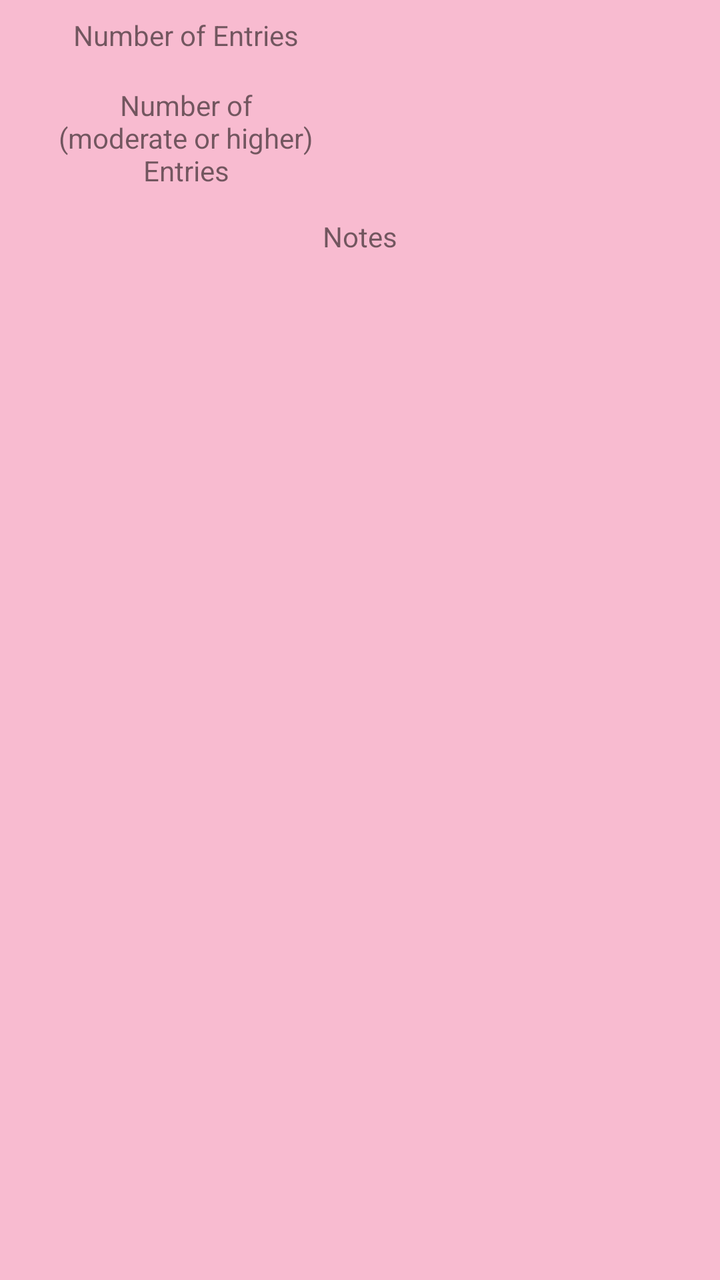
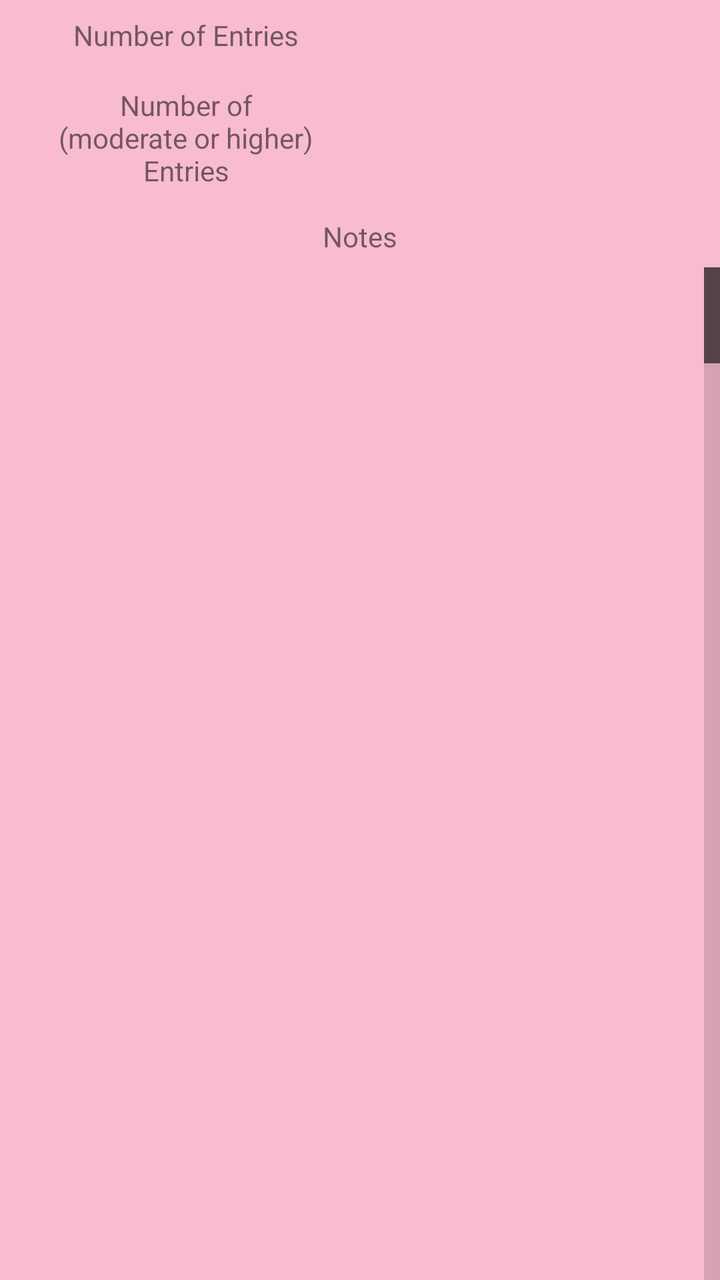

Compare the two renders of this Android layout. The source of the first and the diff that turns it into the second are given below.
<!-- AndroidManifest.xml: application theme MyMaterialTheme -->
<!-- res/layout/content_field_information.xml -->
<?xml version="1.0" encoding="utf-8"?>
<RelativeLayout
    xmlns:android="http://schemas.android.com/apk/res/android"
    xmlns:android.support.v7.cardview="http://schemas.android.com/apk/res-auto"
    xmlns:tools="http://schemas.android.com/tools"
    xmlns:app="http://schemas.android.com/apk/res-auto"
    android:layout_width="match_parent"
    android:layout_height="match_parent"
    app:layout_behavior="@string/appbar_scrolling_view_behavior"
    tools:showIn="@layout/app_bar_field_information">

    <LinearLayout
        android:id="@+id/number_of_entries_linearlayout"
        android:layout_width="match_parent"
        android:layout_height="wrap_content"
        android:orientation="horizontal"
        android:layout_margin="3dp"
        android:padding="3dp">

        <TextView
            android:layout_width="0dp"
            android:layout_height="wrap_content"
            android:layout_weight="1"
            android:text="@string/number_of_entries"
            android:gravity="center"
            android:padding="2dp"/>

        <TextView
            android:id="@+id/number_of_entries"
            android:layout_width="0dp"
            android:layout_height="wrap_content"
            android:layout_weight="1"
            android:gravity="center"
            android:padding="2dp"/>

    </LinearLayout>
    <LinearLayout
        android:id="@+id/moderate_or_higher_entries_linearlayout"
        android:layout_width="match_parent"
        android:layout_height="wrap_content"
        android:orientation="horizontal"
        android:layout_margin="3dp"
        android:padding="3dp"
        android:layout_below="@id/number_of_entries_linearlayout"
        android:weightSum="2">

        <TextView
            android:layout_width="0dp"
            android:layout_height="wrap_content"
            android:layout_weight="1"
            android:text="@string/number_of_moderate_or_higher_entries"
            android:gravity="center"
            android:padding="2dp"/>

        <TextView
            android:id="@+id/moderate_or_higher_entries"
            android:layout_width="0dp"
            android:layout_height="match_parent"
            android:layout_weight="1"
            android:gravity="center"
            android:padding="2dp"/>

    </LinearLayout>
    <TextView
        android:id="@+id/field_notes_title"
        android:layout_width="match_parent"
        android:layout_height="wrap_content"
        android:text="@string/field_notes"
        android:gravity="center"
        android:layout_below="@id/moderate_or_higher_entries_linearlayout"
        android:padding="3dp"
        android:layout_margin="3dp"/>

    <ListView
        android:id="@+id/notes_list_view"
        android:layout_width="match_parent"
        android:layout_height="match_parent"
        android:layout_below="@id/field_notes_title"/>

</RelativeLayout>
<!-- res/layout/app_bar_field_information.xml (included above) -->
<?xml version="1.0" encoding="utf-8"?>
<android.support.design.widget.CoordinatorLayout xmlns:android="http://schemas.android.com/apk/res/android"
    xmlns:app="http://schemas.android.com/apk/res-auto"
    xmlns:tools="http://schemas.android.com/tools"
    android:layout_width="match_parent"
    android:layout_height="match_parent"
    android:fitsSystemWindows="true">

    <android.support.design.widget.AppBarLayout
        android:layout_width="match_parent"
        android:layout_height="wrap_content"
        android:theme="@style/AppTheme.AppBarOverlay">
        <android.support.v7.widget.Toolbar xmlns:app="http://schemas.android.com/apk/res-auto"
            android:id="@+id/toolbar"
            android:layout_width="fill_parent"
            android:layout_height="?attr/actionBarSize"
            android:background="?attr/colorPrimary"
            android:minHeight="?attr/actionBarSize">


        </android.support.v7.widget.Toolbar>
        <View android:layout_width="match_parent"
            android:layout_height="4dp"
            android:background="@drawable/toolbar_drop_shadow"/>
    </android.support.design.widget.AppBarLayout>

    <include layout="@layout/content_field_information" />

</android.support.design.widget.CoordinatorLayout>
<!-- resources referenced by this layout -->
<resources>
  <!-- drawable toolbar_drop_shadow (drawable) -->
  <?xml version="1.0" encoding="utf-8"?>
  <shape xmlns:android="http://schemas.android.com/apk/res/android"
      android:shape="rectangle" >
  
      <gradient
          android:angle="90"
          android:endColor="#757575"
          android:startColor="#bdbdbd" />
  
  </shape>
  <string name="appbar_scrolling_view_behavior" translatable="false">android.support.design.widget.AppBarLayout$ScrollingViewBehavior</string>
  <string name="field_notes">Notes</string>
  <string name="number_of_entries">Number of Entries</string>
  <string name="number_of_moderate_or_higher_entries">Number of\n(moderate or higher)\nEntries</string>
  <style name="AppTheme.AppBarOverlay" parent="ThemeOverlay.AppCompat.Dark.ActionBar" />
  <style name="MyMaterialTheme" parent="MyMaterialTheme.Base">
  
      </style>
  <style name="MyMaterialTheme.Base" parent="Theme.AppCompat.Light.DarkActionBar">
          <item name="windowNoTitle">true</item>
          <item name="windowActionBar">false</item>
          <item name="colorPrimary">@color/colorPrimary</item>
          <item name="colorPrimaryDark">@color/colorPrimaryDark</item>
          <item name="colorAccent">@color/colorAccent</item>
          <item name="android:windowBackground">@color/windowBackground</item>
      </style>
  <color name="colorPrimary">#EC407A</color>
  <color name="colorPrimaryDark">#AD1457</color>
  <color name="colorAccent">#EA80FC</color>
  <color name="windowBackground">#F8BBD0</color>
</resources>

<!-- the commit's change to res/layout/content_field_information.xml (unified diff, before → after) -->
@@ -75,7 +75,9 @@
         android:id="@+id/notes_list_view"
         android:layout_width="match_parent"
         android:layout_height="match_parent"
-        android:layout_below="@id/field_notes_title"/>
+        android:layout_below="@id/field_notes_title"
+        android:fastScrollEnabled="true"
+        android:fastScrollAlwaysVisible="true"/>
 
 </RelativeLayout>
 <!-- res/layout/app_bar_field_information.xml (included above) -->
